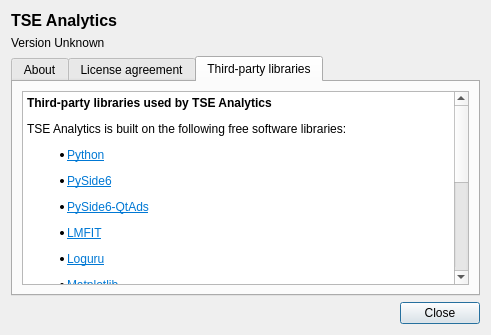
The window that tse_analytics/views/about_dialog.ui (TSE-Systems/tse-analytics) describes before a commit, drawn with Qt 5.
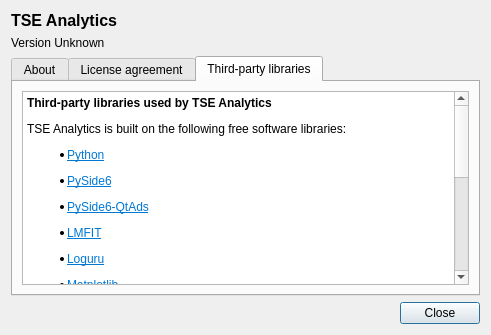
The same window after the commit. The open tabs and pages were chosen to show the change.

Diff of the .ui file:
```diff
--- a/tse_analytics/views/about_dialog.ui
+++ b/tse_analytics/views/about_dialog.ui
@@ -350,6 +350,7 @@
 &lt;li style=&quot; margin-top:12px; margin-bottom:0px; margin-left:0px; margin-right:0px; -qt-block-indent:0; text-indent:0px;&quot;&gt;&lt;a href=&quot;https://pandas.pydata.org/&quot;&gt;&lt;span style=&quot; text-decoration: underline; color:#0078d4;&quot;&gt;pandas&lt;/span&gt;&lt;/a&gt;&lt;/li&gt;
 &lt;li style=&quot; margin-top:12px; margin-bottom:0px; margin-left:0px; margin-right:0px; -qt-block-indent:0; text-indent:0px;&quot;&gt;&lt;a href=&quot;https://pingouin-stats.org/&quot;&gt;&lt;span style=&quot; text-decoration: underline; color:#0078d4;&quot;&gt;Pingouin&lt;/span&gt;&lt;/a&gt;&lt;/li&gt;
 &lt;li style=&quot; margin-top:12px; margin-bottom:0px; margin-left:0px; margin-right:0px; -qt-block-indent:0; text-indent:0px;&quot;&gt;&lt;a href=&quot;https://plotly.com/python/&quot;&gt;&lt;span style=&quot; text-decoration: underline; color:#0078d4;&quot;&gt;Plotly&lt;/span&gt;&lt;/a&gt;&lt;/li&gt;
+&lt;li style=&quot; margin-top:12px; margin-bottom:0px; margin-left:0px; margin-right:0px; -qt-block-indent:0; text-indent:0px;&quot;&gt;&lt;a href=&quot;https://github.com/sbi-rviot/ph_table/&quot;&gt;&lt;span style=&quot; text-decoration: underline; color:#0078d4;&quot;&gt;pretty_html_table&lt;/span&gt;&lt;/a&gt;&lt;/li&gt;
 &lt;li style=&quot; margin-top:12px; margin-bottom:0px; margin-left:0px; margin-right:0px; -qt-block-indent:0; text-indent:0px;&quot;&gt;&lt;a href=&quot;https://github.com/giampaolo/psutil/&quot;&gt;&lt;span style=&quot; text-decoration: underline; color:#0078d4;&quot;&gt;psutil&lt;/span&gt;&lt;/a&gt;&lt;/li&gt;
 &lt;li style=&quot; margin-top:12px; margin-bottom:0px; margin-left:0px; margin-right:0px; -qt-block-indent:0; text-indent:0px;&quot;&gt;&lt;a href=&quot;https://www.pyqtgraph.org/&quot;&gt;&lt;span style=&quot; text-decoration: underline; color:#0078d4;&quot;&gt;PyQtGraph&lt;/span&gt;&lt;/a&gt;&lt;/li&gt;
 &lt;li style=&quot; margin-top:12px; margin-bottom:0px; margin-left:0px; margin-right:0px; -qt-block-indent:0; text-indent:0px;&quot;&gt;&lt;a href=&quot;https://seaborn.pydata.org/&quot;&gt;&lt;span style=&quot; text-decoration: underline; color:#0078d4;&quot;&gt;seaborn&lt;/span&gt;&lt;/a&gt;&lt;/li&gt;&lt;/ul&gt;&lt;/body&gt;&lt;/html&gt;</string>
```
